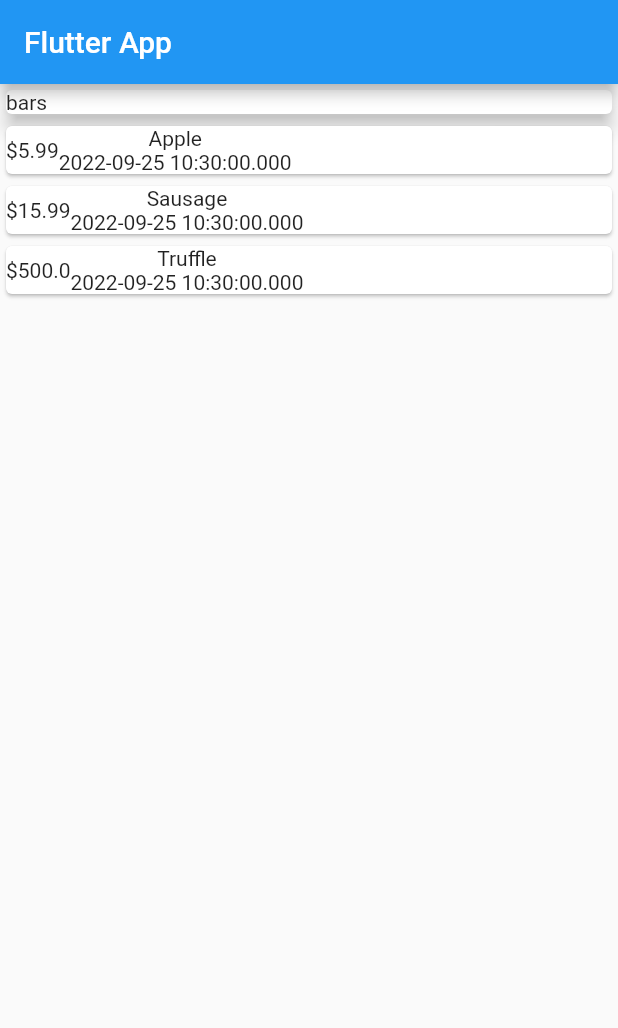
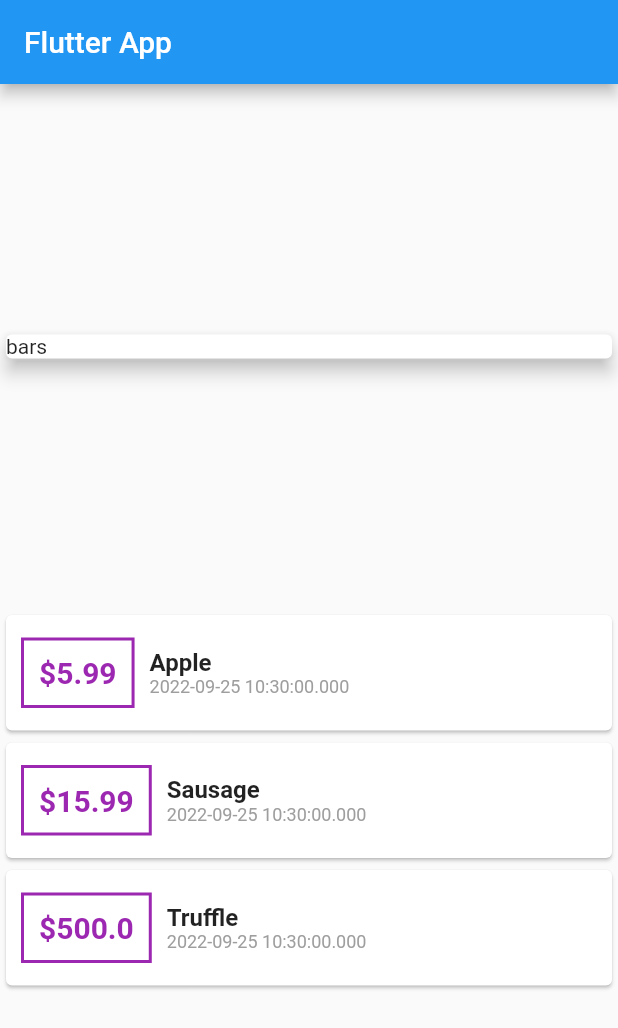
Before and after one commit to Sebsprograms/expensetracker, a Flutter app: the screen it shows after launch, on a phone screen of 412 x 824 dp. Shown: the top 1028 px of the screen. Run offline on Flutter 3.47's test engine with Material 2 defaults, Android fonts, the phone set to English and light mode, and no system bars.

Commit message:
base styling for transaction card

```diff
--- a/lib/main.dart
+++ b/lib/main.dart
@@ -43,6 +43,7 @@ class MyHomePage extends StatelessWidget {
         title: Text('Flutter App'),
       ),
       body: Column(
+        mainAxisAlignment: MainAxisAlignment.spaceEvenly,
         children: [
           Container(
             width: double.infinity,
@@ -57,12 +58,38 @@ class MyHomePage extends StatelessWidget {
                 child: Row(
                   children: [
                     Container(
-                      child: Text('\$${tx.amount.toString()}'),
+                      decoration: BoxDecoration(
+                        border: Border.all(
+                          color: Colors.purple,
+                          width: 2,
+                        ),
+                      ),
+                      padding: EdgeInsets.all(10),
+                      margin: EdgeInsets.symmetric(
+                        horizontal: 10,
+                        vertical: 15,
+                      ),
+                      child: Text(
+                        '\$${tx.amount.toString()}',
+                        style: TextStyle(
+                          fontWeight: FontWeight.bold,
+                          fontSize: 20,
+                          color: Colors.purple,
+                        ),
+                      ),
                     ),
                     Column(
+                      crossAxisAlignment: CrossAxisAlignment.start,
                       children: [
-                        Text(tx.name),
-                        Text(tx.date.toString()),
+                        Text(
+                          tx.name,
+                          style: TextStyle(
+                              fontWeight: FontWeight.bold, fontSize: 16),
+                        ),
+                        Text(
+                          tx.date.toString(),
+                          style: TextStyle(fontSize: 12, color: Colors.grey),
+                        ),
                       ],
                     )
                   ],
```
